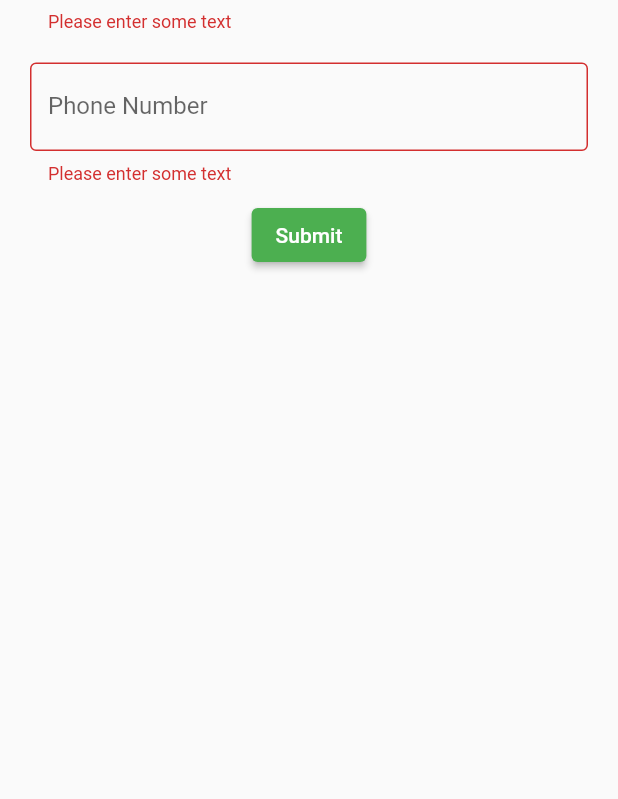
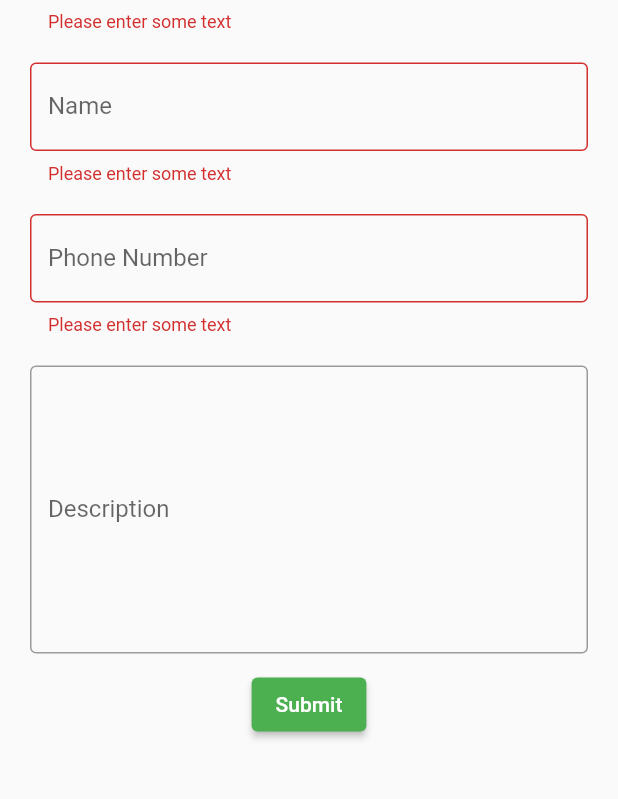
Before and after one commit to Akshay448/flutter_apps, a Flutter app: the AddSkillForm widget shown alone on an empty page, opened directly, after a tap on "Submit", on a phone screen of 412 x 824 dp, the part 134-933 px from its top. Run offline on Flutter 3.47's test engine with Material 2 defaults, Android fonts, the phone set to English and light mode, and no system bars; our stand-ins replace flutter_svg; missing offline and left inert: flute_music_player; network calls fail; statements that could not run were skipped; project files that could hold a hidden picture were left out.

Commit message:
updating skill prject

```diff
--- a/skill/lib/screens/add_skill/widgets/add_skill_form.dart
+++ b/skill/lib/screens/add_skill/widgets/add_skill_form.dart
@@ -41,6 +41,23 @@ class _AddSkillFormState extends State<AddSkillForm> {
               child: TextFormField(
                 decoration: InputDecoration(
                   border: OutlineInputBorder(),
+                  labelText: "Name",
+                  hintText: 'Name',
+                ),
+                // The validator receives the text that the user has entered.
+                validator: (value) {
+                  if (value == null || value.isEmpty) {
+                    return 'Please enter some text';
+                  }
+                  return null;
+                },
+              ),
+            ),
+            Container(
+              margin: EdgeInsets.symmetric(vertical: 10),
+              child: TextFormField(
+                decoration: InputDecoration(
+                  border: OutlineInputBorder(),
                   labelText: "Phone Number",
                   hintText: 'Phone Number',
                 ),
@@ -51,6 +68,18 @@ class _AddSkillFormState extends State<AddSkillForm> {
                   }
                   return null;
                 },
+              ),
+            ),
+            Container(
+              margin: EdgeInsets.symmetric(vertical: 10),
+              child: TextFormField(
+                maxLines: 8,
+                decoration: InputDecoration(
+                  border: OutlineInputBorder(),
+                  labelText: "Description",
+                  hintText: 'Description',
+                ),
+                // The validator receives the text that the user has entered.
               ),
             ),
             ElevatedButton(
--- a/skill/lib/widgets/show_skiller_widget.dart
+++ b/skill/lib/widgets/show_skiller_widget.dart
@@ -1,5 +1,5 @@
 import 'package:flutter/material.dart';
-import 'package:skill/widgets/star_display_widget.dart';
+import 'package:my_app/widgets/star_display_widget.dart';
 
 class ShowSkiller extends StatelessWidget {
   const ShowSkiller({Key? key}) : super(key: key);
```
Also changed, not shown: skill/lib/main.dart (+6 -4 lines), skill/lib/screens/add_skill/add_skill.dart (+2 -13 lines), skill/lib/screens/details/detail.dart (added, +49 -0 lines).
